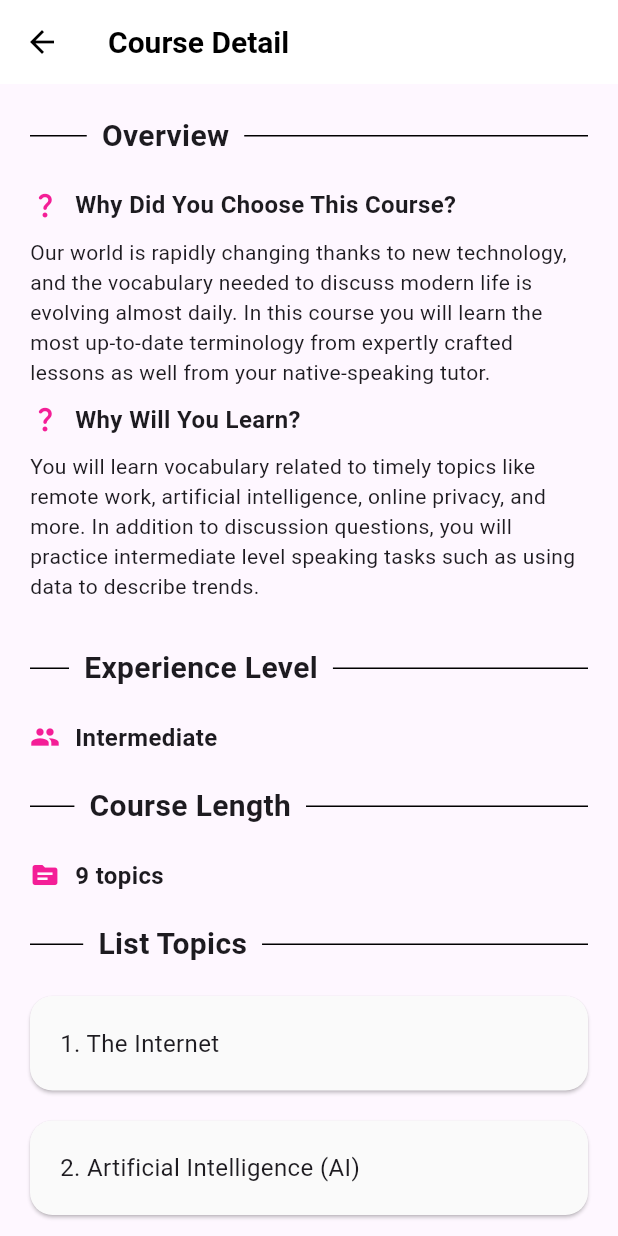
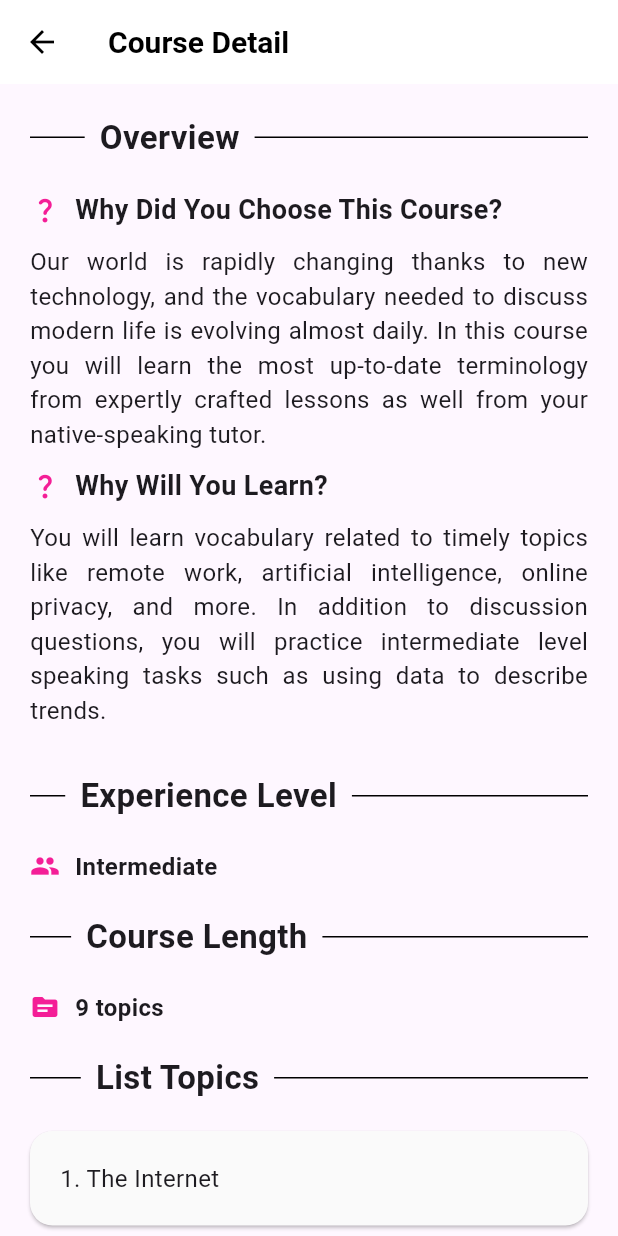
Before and after one commit to nmhieu0504/one_on_one_learning, a Flutter app: the PageNavigator screen opened directly, item 4 of the bottom bar chosen, after a tap on "Life in the Internet Age", on a phone screen of 412 x 824 dp. Run offline on Flutter 3.47's test engine with Material 2 defaults, Android fonts, the phone set to English and light mode, and no system bars; our stand-ins replace syncfusion_flutter_calendar, video_player; missing offline and left inert: syncfusion_flutter_pdfviewer.

Commit message:
update UI

```diff
--- a/lib/pages/courses_page/course_detail_page.dart
+++ b/lib/pages/courses_page/course_detail_page.dart
@@ -39,7 +39,7 @@ class CourseDetailPage extends StatelessWidget {
               ),
               Text("Overview",
                   style: TextStyle(
-                    fontSize: 20,
+                    fontSize: 22,
                     fontWeight: FontWeight.bold,
                   )),
               Expanded(
@@ -64,7 +64,7 @@ class CourseDetailPage extends StatelessWidget {
                   child: const Text(
                     'Why Did You Choose This Course?',
                     style: TextStyle(
-                      fontSize: 16,
+                      fontSize: 18,
                       fontWeight: FontWeight.bold,
                     ),
                   )),
@@ -73,8 +73,15 @@ class CourseDetailPage extends StatelessWidget {
           Container(
               margin: const EdgeInsets.only(
                   top: 10, bottom: 10, left: 20, right: 20),
-              child: const Text(
-                  "Our world is rapidly changing thanks to new technology, and the vocabulary needed to discuss modern life is evolving almost daily. In this course you will learn the most up-to-date terminology from expertly crafted lessons as well from your native-speaking tutor.")),
+              child: const Text.rich(
+                TextSpan(
+                    text:
+                        "Our world is rapidly changing thanks to new technology, and the vocabulary needed to discuss modern life is evolving almost daily. In this course you will learn the most up-to-date terminology from expertly crafted lessons as well from your native-speaking tutor."),
+                textAlign: TextAlign.justify,
+                style: TextStyle(
+                  fontSize: 16,
+                ),
+              )),
           Container(
             margin: const EdgeInsets.only(left: 20, right: 20),
             child: Row(children: <Widget>[
@@ -88,7 +95,7 @@ class CourseDetailPage extends StatelessWidget {
                   child: const Text(
                     'Why Will You Learn?',
                     style: TextStyle(
-                      fontSize: 16,
+                      fontSize: 18,
                       fontWeight: FontWeight.bold,
                     ),
                   )),
@@ -97,8 +104,15 @@ class CourseDetailPage extends StatelessWidget {
           Container(
               margin: const EdgeInsets.only(
                   top: 10, bottom: 10, left: 20, right: 20),
-              child: const Text(
-                  "You will learn vocabulary related to timely topics like remote work, artificial intelligence, online privacy, and more. In addition to discussion questions, you will practice intermediate level speaking tasks such as using data to describe trends.")),
+              child: const Text.rich(
+                TextSpan(
+                    text:
+                        "You will learn vocabulary related to timely topics like remote work, artificial intelligence, online privacy, and more. In addition to discussion questions, you will practice intermediate level speaking tasks such as using data to describe trends."),
+                textAlign: TextAlign.justify,
+                style: TextStyle(
+                  fontSize: 16,
+                ),
+              )),
           Container(
             margin: const EdgeInsets.all(20),
             child: Row(children: const <Widget>[
@@ -111,7 +125,7 @@ class CourseDetailPage extends StatelessWidget {
               ),
               Text("Experience Level",
                   style: TextStyle(
-                    fontSize: 20,
+                    fontSize: 22,
                     fontWeight: FontWeight.bold,
                   )),
               Expanded(
@@ -154,7 +168,7 @@ class CourseDetailPage extends StatelessWidget {
               ),
               Text("Course Length",
                   style: TextStyle(
-                    fontSize: 20,
+                    fontSize: 22,
                     fontWeight: FontWeight.bold,
                   )),
               Expanded(
@@ -197,7 +211,7 @@ class CourseDetailPage extends StatelessWidget {
               ),
               Text("List Topics",
                   style: TextStyle(
-                    fontSize: 20,
+                    fontSize: 22,
                     fontWeight: FontWeight.bold,
                   )),
               Expanded(
--- a/lib/pages/courses_page/courses_list_page.dart
+++ b/lib/pages/courses_page/courses_list_page.dart
@@ -19,7 +19,7 @@ class CoursesList extends StatelessWidget {
                 margin: const EdgeInsets.only(top: 20),
                 child: const Text("English For Traveling",
                     style:
-                        TextStyle(fontSize: 20, fontWeight: FontWeight.bold))),
+                        TextStyle(fontSize: 24, fontWeight: FontWeight.bold))),
             Card(
               margin: const EdgeInsets.all(20),
               clipBehavior: Clip.hardEdge,
@@ -42,12 +42,14 @@ class CoursesList extends StatelessWidget {
                           top: 10, bottom: 0, left: 10, right: 10),
                       child: const Text("Life in the Internet Age",
                           style: TextStyle(
-                              fontSize: 18, fontWeight: FontWeight.bold)),
+                              fontSize: 20, fontWeight: FontWeight.bold)),
                     ),
                     Container(
                       padding: const EdgeInsets.all(10),
                       child: const Text(
-                          "Let's discuss how technology is changing the way we live"),
+                        "Let's discuss how technology is changing the way we live",
+                        style: TextStyle(fontSize: 16),
+                      ),
                     ),
                     Container(
                       margin: const EdgeInsets.only(
@@ -71,7 +73,7 @@ class CoursesList extends StatelessWidget {
                 margin: const EdgeInsets.only(top: 20),
                 child: const Text("English For Beginners",
                     style:
-                        TextStyle(fontSize: 20, fontWeight: FontWeight.bold))),
+                        TextStyle(fontSize: 24, fontWeight: FontWeight.bold))),
             Card(
               margin: const EdgeInsets.all(20),
               clipBehavior: Clip.hardEdge,
@@ -94,12 +96,14 @@ class CoursesList extends StatelessWidget {
                           top: 10, bottom: 0, left: 10, right: 10),
                       child: const Text("Life in the Internet Age",
                           style: TextStyle(
-                              fontSize: 18, fontWeight: FontWeight.bold)),
+                              fontSize: 20, fontWeight: FontWeight.bold)),
                     ),
                     Container(
                       padding: const EdgeInsets.all(10),
                       child: const Text(
-                          "Let's discuss how technology is changing the way we live"),
+                        "Let's discuss how technology is changing the way we live",
+                        style: TextStyle(fontSize: 16),
+                      ),
                     ),
                     Container(
                       margin: const EdgeInsets.only(
@@ -123,7 +127,7 @@ class CoursesList extends StatelessWidget {
                 margin: const EdgeInsets.only(top: 20),
                 child: const Text("Business English",
                     style:
-                        TextStyle(fontSize: 20, fontWeight: FontWeight.bold))),
+                        TextStyle(fontSize: 24, fontWeight: FontWeight.bold))),
             Card(
               margin: const EdgeInsets.all(20),
               clipBehavior: Clip.hardEdge,
@@ -146,12 +150,14 @@ class CoursesList extends StatelessWidget {
                           top: 10, bottom: 0, left: 10, right: 10),
                       child: const Text("Life in the Internet Age",
                           style: TextStyle(
-                              fontSize: 18, fontWeight: FontWeight.bold)),
+                              fontSize: 20, fontWeight: FontWeight.bold)),
                     ),
                     Container(
                       padding: const EdgeInsets.all(10),
                       child: const Text(
-                          "Let's discuss how technology is changing the way we live"),
+                        "Let's discuss how technology is changing the way we live",
+                        style: TextStyle(fontSize: 16),
+                      ),
                     ),
                     Container(
                       margin: const EdgeInsets.only(
@@ -175,7 +181,7 @@ class CoursesList extends StatelessWidget {
                 margin: const EdgeInsets.only(top: 20),
                 child: const Text("English For Kids",
                     style:
-                        TextStyle(fontSize: 20, fontWeight: FontWeight.bold))),
+                        TextStyle(fontSize: 24, fontWeight: FontWeight.bold))),
             Card(
               margin: const EdgeInsets.all(20),
               clipBehavior: Clip.hardEdge,
@@ -198,12 +204,14 @@ class CoursesList extends StatelessWidget {
                           top: 10, bottom: 0, left: 10, right: 10),
                       child: const Text("Life in the Internet Age",
                           style: TextStyle(
-                              fontSize: 18, fontWeight: FontWeight.bold)),
+                              fontSize: 20, fontWeight: FontWeight.bold)),
                     ),
                     Container(
                       padding: const EdgeInsets.all(10),
                       child: const Text(
-                          "Let's discuss how technology is changing the way we live"),
+                        "Let's discuss how technology is changing the way we live",
+                        style: TextStyle(fontSize: 16),
+                      ),
                     ),
                     Container(
                       margin: const EdgeInsets.only(
--- a/lib/pages/home_page/home_page.dart
+++ b/lib/pages/home_page/home_page.dart
@@ -1,11 +1,17 @@
 import 'package:flutter/material.dart';
 import 'package:one_on_one_learning/pages/meeting_page/meeting_page.dart';
 import 'package:one_on_one_learning/pages/tutor_page/teacher_detail_page.dart';
+import 'package:one_on_one_learning/pages/tutor_page/tutors_page.dart';
 import 'package:one_on_one_learning/ui_data/ui_data.dart';
 
-class HomePage extends StatelessWidget {
+class HomePage extends StatefulWidget {
   const HomePage({super.key});
 
+  @override
+  State<HomePage> createState() => _HomePageState();
+}
+
+class _HomePageState extends State<HomePage> {
   void onPressed() {}
 
   @override
@@ -62,7 +68,14 @@ class HomePage extends StatelessWidget {
               style:
                   TextStyle(fontSize: 18, decoration: TextDecoration.underline),
             ),
-            TextButton(onPressed: onPressed, child: const Text('See all >'))
+            TextButton(
+                onPressed: () {
+                  Navigator.push(context,
+                      MaterialPageRoute(builder: (BuildContext context) {
+                    return const TutorsPage();
+                  }));
+                },
+                child: const Text('See all >'))
           ],
         ),
       ),
@@ -84,12 +97,33 @@ class HomePage extends StatelessWidget {
                   );
                 },
                 child: Column(
+                  crossAxisAlignment: CrossAxisAlignment.start,
                   children: <Widget>[
-                    ListTile(
-                        leading: Image.asset(UIData.logoLogin),
-                        title: const Text('Abby'),
-                        subtitle: Column(children: <Widget>[
-                          Row(
+                    Container(
+                      margin: const EdgeInsets.only(top: 10),
+                      child: ListTile(
+                          leading: Image.asset(UIData.logoLogin),
+                          title: Column(
+                              crossAxisAlignment: CrossAxisAlignment.start,
+                              children: <Widget>[
+                                const Text('Abby',
+                                    style: TextStyle(fontSize: 18)),
+                                Row(children: <Widget>[
+                                  const Icon(
+                                    Icons.flag,
+                                    color: Colors.blue,
+                                  ),
+                                  Container(
+                                    margin: const EdgeInsets.only(left: 5),
+                                    child: const Text(
+                                      'Philippines',
+                                      style: TextStyle(
+                                          fontWeight: FontWeight.normal),
+                                    ),
+                                  ),
+                                ])
+                              ]),
+                          subtitle: Row(
                             children: const <Widget>[
                               Icon(
                                 Icons.star,
@@ -113,30 +147,42 @@ class HomePage extends StatelessWidget {
                               ),
                             ],
                           ),
-                          Row(
-                            children: <Widget>[
-                              TextButton(
+                          trailing: IconButton(
+                            icon: const Icon(Icons.favorite_border_rounded),
+                            onPressed: () {
+                              debugPrint('Favorite button pressed.');
+                            },
+                          )),
+                    ),
+                    Container(
+                      margin: const EdgeInsets.only(left: 20, right: 20),
+                      child: Wrap(
+                          alignment: WrapAlignment.start,
+                          children: <Widget>[
+                            Container(
+                              margin: const EdgeInsets.only(right: 10),
+                              child: OutlinedButton(
                                 onPressed: onPressed,
                                 child: const Text('English'),
                               ),
-                              TextButton(
+                            ),
+                            Container(
+                              margin: const EdgeInsets.only(right: 10),
+                              child: OutlinedButton(
                                 onPressed: onPressed,
                                 child: const Text('Vietnamese'),
                               ),
-                            ],
-                          ),
-                        ]),
-                        trailing: IconButton(
-                          icon: const Icon(Icons.favorite_border_rounded),
-                          onPressed: () {
-                            debugPrint('Favorite button pressed.');
-                          },
-                        )),
+                            ),
+                          ]),
+                    ),
                     Container(
-                      padding: const EdgeInsets.all(10),
-                      child: const Text(
-                          'I was a customer service sales executive for 3 years before I become an ESL teacher I am trained to deliver excellent service to my clients so I can help you with business English dealing with customers or in sales-related jobs and a lot'),
-                    )
+                        padding: const EdgeInsets.all(15),
+                        child: const Text.rich(
+                          TextSpan(
+                              text:
+                                  'I was a customer service sales executive for 3 years before I become an ESL teacher I am trained to deliver excellent service to my clients so I can help you with business English dealing with customers or in sales-related jobs and a lot'),
+                          textAlign: TextAlign.justify,
+                        ))
                   ],
                 ),
               ),
--- a/lib/pages/navigator_page.dart
+++ b/lib/pages/navigator_page.dart
@@ -3,7 +3,6 @@ import 'package:one_on_one_learning/pages/courses_page/courses_page.dart';
 import 'package:one_on_one_learning/pages/history_page/history_page.dart';
 import 'package:one_on_one_learning/pages/home_page/home_page.dart';
 import 'package:one_on_one_learning/pages/schedule_page/schedule_page.dart';
-import '../ui_data/ui_data.dart';
 
 class PageNavigator extends StatefulWidget {
   const PageNavigator(this.title, {super.key});
@@ -67,6 +66,7 @@ class PageNavigatorState extends State<PageNavigator> {
         ),
       ),
       bottomNavigationBar: BottomNavigationBar(
+        type: BottomNavigationBarType.fixed,
         items: const <BottomNavigationBarItem>[
           BottomNavigationBarItem(
             icon: Icon(
@@ -101,9 +101,9 @@ class PageNavigatorState extends State<PageNavigator> {
         ],
         currentIndex: _selectedIndex,
         onTap: _onItemTapped,
-        selectedItemColor: Colors.blue,
-        selectedIconTheme: const IconThemeData(color: Colors.blue),
-        unselectedIconTheme: const IconThemeData(color: Colors.grey),
+        // selectedItemColor: Colors.blue,
+        // selectedIconTheme: const IconThemeData(color: Colors.blue),
+        // unselectedIconTheme: const IconThemeData(color: Colors.grey),
       ),
     );
   }
--- a/lib/pages/tutor_page/tutors_page.dart
+++ b/lib/pages/tutor_page/tutors_page.dart
@@ -16,7 +16,8 @@ class _TutorsPageState extends State<TutorsPage> {
 
   @override
   Widget build(BuildContext context) {
-    return NestedScrollView(
+    return Scaffold(
+      body: NestedScrollView(
           // Setting floatHeaderSlivers to true is required in order to float
           // the outer slivers over the inner scrollable.
           floatHeaderSlivers: true,
@@ -199,6 +200,7 @@ class _TutorsPageState extends State<TutorsPage> {
                     ),
                   ),
                 );
-            }));
+              })),
+    );
   }
 }
```
Also changed, not shown: lib/pages/courses_page/ebook_list_page.dart (+8 -4 lines), lib/pages/history_page/history_page.dart (+31 -21 lines), lib/pages/schedule_page/schedule_page.dart (+46 -19 lines), lib/pages/tutor_page/teacher_detail_page.dart (+28 -34 lines). Lines whose indentation alone changed are shown as unchanged.
